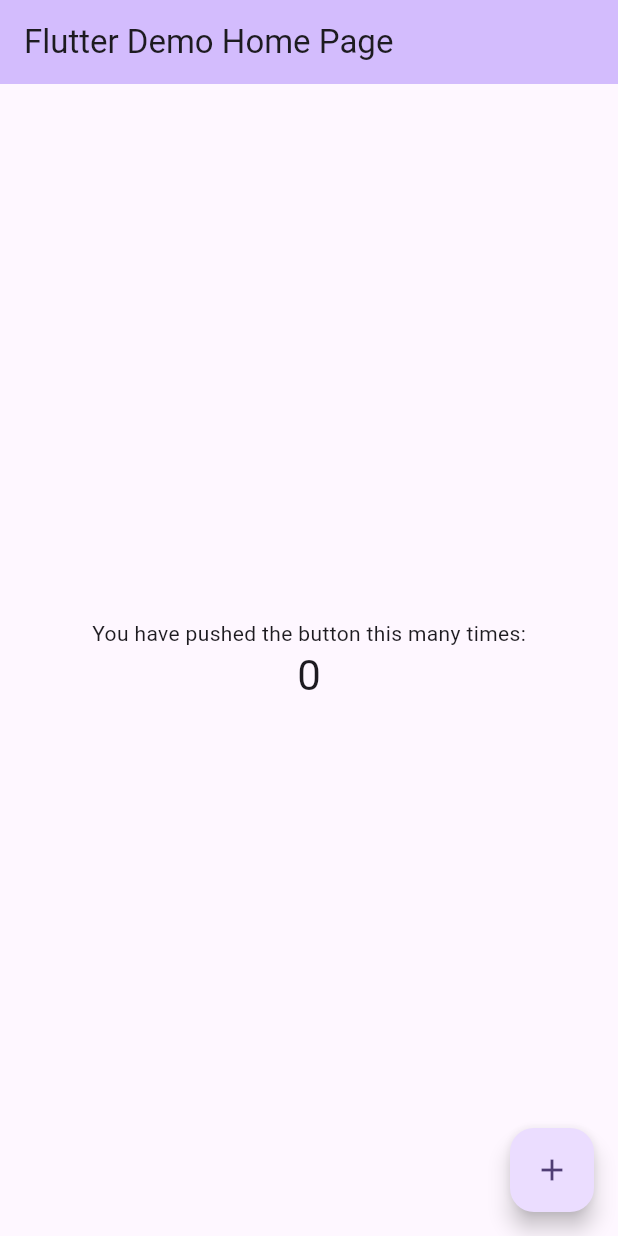
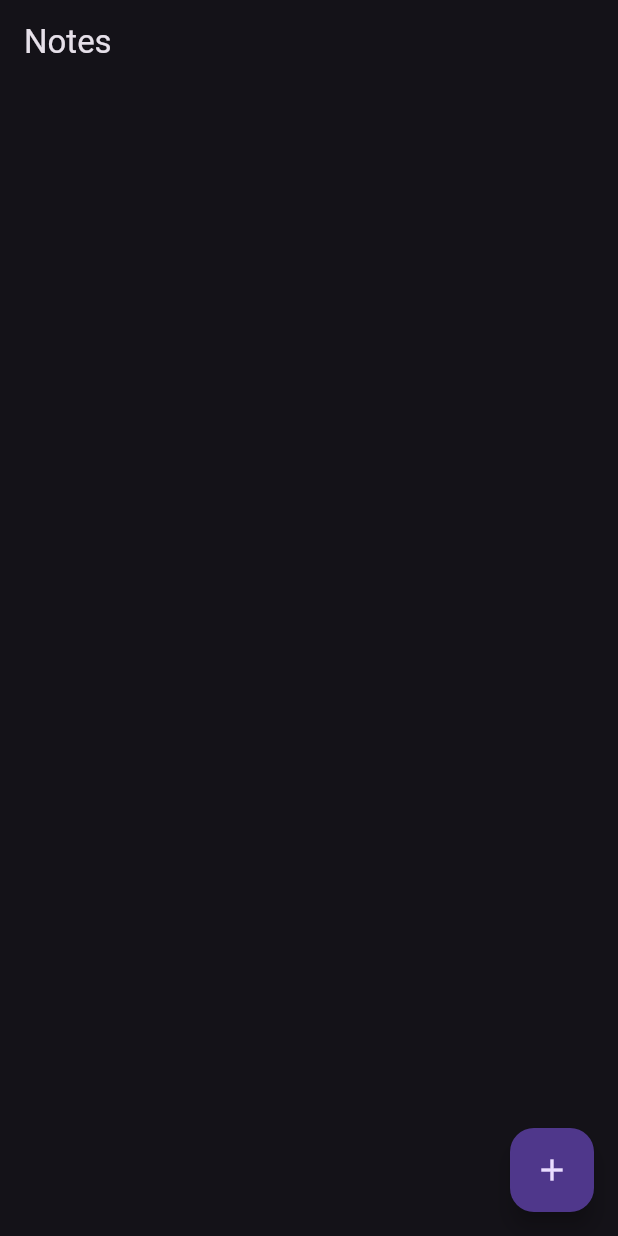
Before and after one commit to Shruti-1910/notes, a Flutter app: the screen it shows after launch, on a phone screen of 412 x 824 dp. Run offline on Flutter 3.47's test engine with Material 3 defaults, Android fonts, the phone set to English and light mode, and no system bars.

Commit message:
[#1]: Created an add button to navigate to new notes.

```diff
--- a/lib/main.dart
+++ b/lib/main.dart
@@ -1,4 +1,5 @@
 import 'package:flutter/material.dart';
+import 'package:notes/screens/home_screen.dart';
 
 void main() {
   runApp(const MyApp());
@@ -13,113 +14,10 @@ class MyApp extends StatelessWidget {
     return MaterialApp(
       title: 'Flutter Demo',
       theme: ThemeData(
-        // This is the theme of your application.
-        //
-        // TRY THIS: Try running your application with "flutter run". You'll see
-        // the application has a purple toolbar. Then, without quitting the app,
-        // try changing the seedColor in the colorScheme below to Colors.green
-        // and then invoke "hot reload" (save your changes or press the "hot
-        // reload" button in a Flutter-supported IDE, or press "r" if you used
-        // the command line to start the app).
-        //
-        // Notice that the counter didn't reset back to zero; the application
-        // state is not lost during the reload. To reset the state, use hot
-        // restart instead.
-        //
-        // This works for code too, not just values: Most code changes can be
-        // tested with just a hot reload.
-        colorScheme: ColorScheme.fromSeed(seedColor: Colors.deepPurple),
-        useMaterial3: true,
+        primarySwatch: Colors.blue,
+        brightness: Brightness.dark,
       ),
-      home: const MyHomePage(title: 'Flutter Demo Home Page'),
+      home: const HomeScreen()
     );
   }
 }
-
-class MyHomePage extends StatefulWidget {
-  const MyHomePage({super.key, required this.title});
-
-  // This widget is the home page of your application. It is stateful, meaning
-  // that it has a State object (defined below) that contains fields that affect
-  // how it looks.
-
-  // This class is the configuration for the state. It holds the values (in this
-  // case the title) provided by the parent (in this case the App widget) and
-  // used by the build method of the State. Fields in a Widget subclass are
-  // always marked "final".
-
-  final String title;
-
-  @override
-  State<MyHomePage> createState() => _MyHomePageState();
-}
-
-class _MyHomePageState extends State<MyHomePage> {
-  int _counter = 0;
-
-  void _incrementCounter() {
-    setState(() {
-      // This call to setState tells the Flutter framework that something has
-      // changed in this State, which causes it to rerun the build method below
-      // so that the display can reflect the updated values. If we changed
-      // _counter without calling setState(), then the build method would not be
-      // called again, and so nothing would appear to happen.
-      _counter++;
-    });
-  }
-
-  @override
-  Widget build(BuildContext context) {
-    // This method is rerun every time setState is called, for instance as done
-    // by the _incrementCounter method above.
-    //
-    // The Flutter framework has been optimized to make rerunning build methods
-    // fast, so that you can just rebuild anything that needs updating rather
-    // than having to individually change instances of widgets.
-    return Scaffold(
-      appBar: AppBar(
-        // TRY THIS: Try changing the color here to a specific color (to
-        // Colors.amber, perhaps?) and trigger a hot reload to see the AppBar
-        // change color while the other colors stay the same.
-        backgroundColor: Theme.of(context).colorScheme.inversePrimary,
-        // Here we take the value from the MyHomePage object that was created by
-        // the App.build method, and use it to set our appbar title.
-        title: Text(widget.title),
-      ),
-      body: Center(
-        // Center is a layout widget. It takes a single child and positions it
-        // in the middle of the parent.
-        child: Column(
-          // Column is also a layout widget. It takes a list of children and
-          // arranges them vertically. By default, it sizes itself to fit its
-          // children horizontally, and tries to be as tall as its parent.
-          //
-          // Column has various properties to control how it sizes itself and
-          // how it positions its children. Here we use mainAxisAlignment to
-          // center the children vertically; the main axis here is the vertical
-          // axis because Columns are vertical (the cross axis would be
-          // horizontal).
-          //
-          // TRY THIS: Invoke "debug painting" (choose the "Toggle Debug Paint"
-          // action in the IDE, or press "p" in the console), to see the
-          // wireframe for each widget.
-          mainAxisAlignment: MainAxisAlignment.center,
-          children: <Widget>[
-            const Text(
-              'You have pushed the button this many times:',
-            ),
-            Text(
-              '$_counter',
-              style: Theme.of(context).textTheme.headlineMedium,
-            ),
-          ],
-        ),
-      ),
-      floatingActionButton: FloatingActionButton(
-        onPressed: _incrementCounter,
-        tooltip: 'Increment',
-        child: const Icon(Icons.add),
-      ), // This trailing comma makes auto-formatting nicer for build methods.
-    );
-  }
-}
--- /dev/null
+++ b/lib/screens/home_screen.dart
@@ -0,0 +1,25 @@
+import 'package:flutter/material.dart';
+
+class HomeScreen extends StatefulWidget {
+  const HomeScreen({super.key});
+
+  @override
+  State<HomeScreen> createState() => _HomeScreenState();
+}
+
+class _HomeScreenState extends State<HomeScreen> {
+  @override
+  Widget build(BuildContext context) {
+    return Scaffold(
+      appBar: AppBar(
+        title: const Text("Notes"),
+      ),
+      floatingActionButton: FloatingActionButton(
+        onPressed: () {
+
+        },
+        child: const Icon(Icons.add),
+      ),
+    );
+  }
+}
```
